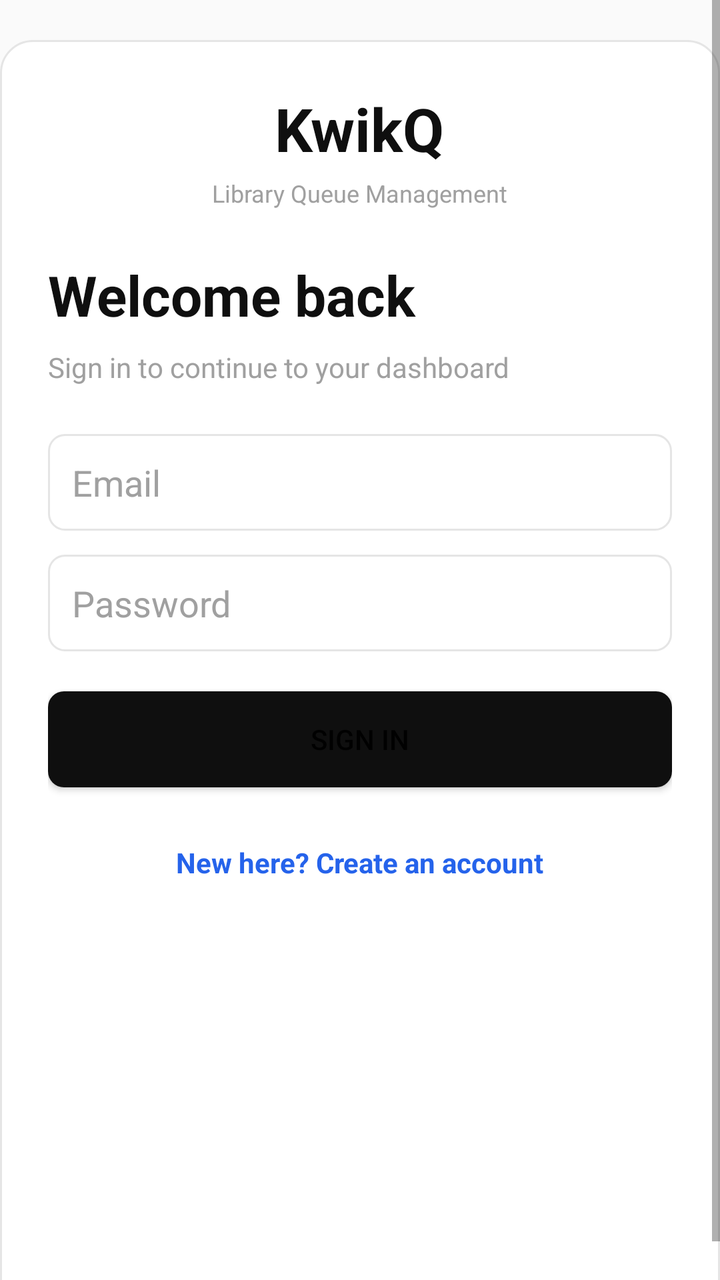
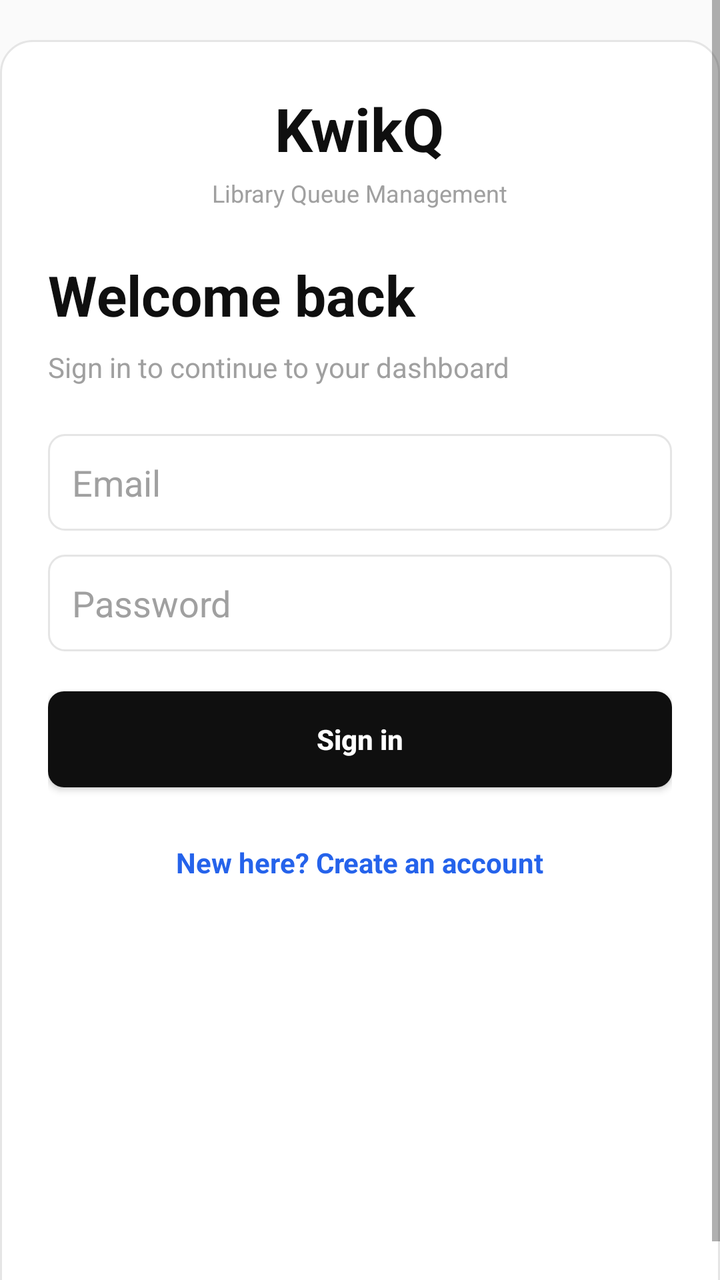

Before-and-after screenshots of an Android layout around one commit, followed by the original layout XML and the change that was made.
<!-- AndroidManifest.xml: application theme Theme.KwikQ -->
<!-- res/layout/activity_login.xml -->
<?xml version="1.0" encoding="utf-8"?>
<ScrollView xmlns:android="http://schemas.android.com/apk/res/android"
    android:layout_width="match_parent"
    android:layout_height="match_parent"
    android:background="@drawable/bg_auth_screen"
    android:fillViewport="true">

    <LinearLayout
        android:layout_width="match_parent"
        android:layout_height="wrap_content"
        android:layout_margin="20dp"
        android:layout_gravity="center_horizontal"
        android:background="@drawable/bg_auth_card"
        android:orientation="vertical"
        android:padding="24dp">

        <TextView
            android:layout_width="wrap_content"
            android:layout_height="wrap_content"
            android:layout_gravity="center_horizontal"
            android:text="@string/app_name"
            android:textColor="@color/kw_ink"
            android:textSize="30sp"
            android:textStyle="bold" />

        <TextView
            android:layout_width="wrap_content"
            android:layout_height="wrap_content"
            android:layout_gravity="center_horizontal"
            android:layout_marginTop="4dp"
            android:text="@string/brand_subtitle"
            android:textColor="@color/kw_ink_faint"
            android:textSize="12sp" />

        <TextView
            android:layout_width="match_parent"
            android:layout_height="wrap_content"
            android:layout_marginTop="24dp"
            android:text="@string/login_title"
            android:textColor="@color/kw_ink"
            android:textSize="28sp"
            android:textStyle="bold" />

        <TextView
            android:layout_width="match_parent"
            android:layout_height="wrap_content"
            android:layout_marginTop="8dp"
            android:text="@string/login_subtitle"
            android:textColor="@color/kw_ink_faint"
            android:textSize="14sp" />

        <EditText
            android:id="@+id/etEmail"
            android:layout_width="match_parent"
            android:layout_height="wrap_content"
            android:layout_marginTop="24dp"
            android:autofillHints="emailAddress"
            android:background="@drawable/bg_input"
            android:hint="@string/email"
            android:padding="12dp"
            android:textColor="@color/kw_ink"
            android:textColorHint="@color/kw_ink_faint"
            android:inputType="textEmailAddress" />

        <EditText
            android:id="@+id/etPassword"
            android:layout_width="match_parent"
            android:layout_height="wrap_content"
            android:layout_marginTop="12dp"
            android:autofillHints="password"
            android:background="@drawable/bg_input"
            android:hint="@string/password"
            android:padding="12dp"
            android:textColor="@color/kw_ink"
            android:textColorHint="@color/kw_ink_faint"
            android:inputType="textPassword" />

        <Button
            android:id="@+id/btnLogin"
            android:layout_width="match_parent"
            android:layout_height="wrap_content"
            android:layout_marginTop="20dp"
            android:background="@drawable/bg_primary_button"
            android:padding="12dp"
            android:text="@string/login" />
            android:textAllCaps="false"
            android:textColor="@color/kw_surface"
            android:textStyle="bold" />

        <ProgressBar
            android:id="@+id/progressLogin"
            android:layout_width="wrap_content"
            android:layout_height="wrap_content"
            android:layout_gravity="center_horizontal"
            android:layout_marginTop="12dp"
            android:visibility="gone" />

        <TextView
            android:id="@+id/tvStatus"
            android:layout_width="match_parent"
            android:layout_height="wrap_content"
            android:layout_marginTop="12dp"
            android:textColor="@color/kw_danger"
            android:visibility="gone" />

        <TextView
            android:id="@+id/tvGoToRegister"
            android:layout_width="wrap_content"
            android:layout_height="wrap_content"
            android:layout_gravity="center_horizontal"
            android:layout_marginTop="28dp"
            android:text="@string/no_account_register"
            android:textColor="@color/kw_accent"
            android:textStyle="bold" />

    </LinearLayout>
</ScrollView>
<!-- resources referenced by this layout -->
<resources>
  <color name="kw_accent">#2563EB</color>
  <color name="kw_danger">#EF4444</color>
  <color name="kw_ink">#0F0F0F</color>
  <color name="kw_ink_faint">#A0A0A0</color>
  <color name="kw_surface">#FFFFFF</color>
  <!-- drawable bg_auth_card (drawable) -->
  <?xml version="1.0" encoding="utf-8"?>
  <shape xmlns:android="http://schemas.android.com/apk/res/android" android:shape="rectangle">
      <solid android:color="@color/kw_surface" />
      <corners android:radius="16dp" />
      <stroke android:width="1dp" android:color="@color/kw_border" />
  </shape>
  <!-- drawable bg_auth_screen (drawable) -->
  <?xml version="1.0" encoding="utf-8"?>
  <shape xmlns:android="http://schemas.android.com/apk/res/android" android:shape="rectangle">
      <solid android:color="@color/kw_bg" />
  </shape>
  <!-- drawable bg_input (drawable) -->
  <?xml version="1.0" encoding="utf-8"?>
  <shape xmlns:android="http://schemas.android.com/apk/res/android" android:shape="rectangle">
      <solid android:color="@color/kw_surface" />
      <corners android:radius="8dp" />
      <stroke android:width="1dp" android:color="@color/kw_border" />
  </shape>
  <!-- drawable bg_primary_button (drawable) -->
  <?xml version="1.0" encoding="utf-8"?>
  <shape xmlns:android="http://schemas.android.com/apk/res/android" android:shape="rectangle">
      <solid android:color="@color/kw_ink" />
      <corners android:radius="8dp" />
  </shape>
  <string name="app_name">KwikQ</string>
  <string name="brand_subtitle">Library Queue Management</string>
  <string name="email">Email</string>
  <string name="login">Sign in</string>
  <string name="login_subtitle">Sign in to continue to your dashboard</string>
  <string name="login_title">Welcome back</string>
  <string name="no_account_register">New here? Create an account</string>
  <string name="password">Password</string>
  <style name="Theme.KwikQ" parent="Theme.AppCompat.Light.NoActionBar" />
  <color name="kw_border">#E5E5E5</color>
  <color name="kw_bg">#FAFAFA</color>
</resources>

<!-- the commit's change to res/layout/activity_login.xml (unified diff, before → after) -->
@@ -82,7 +82,7 @@
             android:layout_marginTop="20dp"
             android:background="@drawable/bg_primary_button"
             android:padding="12dp"
-            android:text="@string/login" />
+            android:text="@string/login"
             android:textAllCaps="false"
             android:textColor="@color/kw_surface"
             android:textStyle="bold" />
